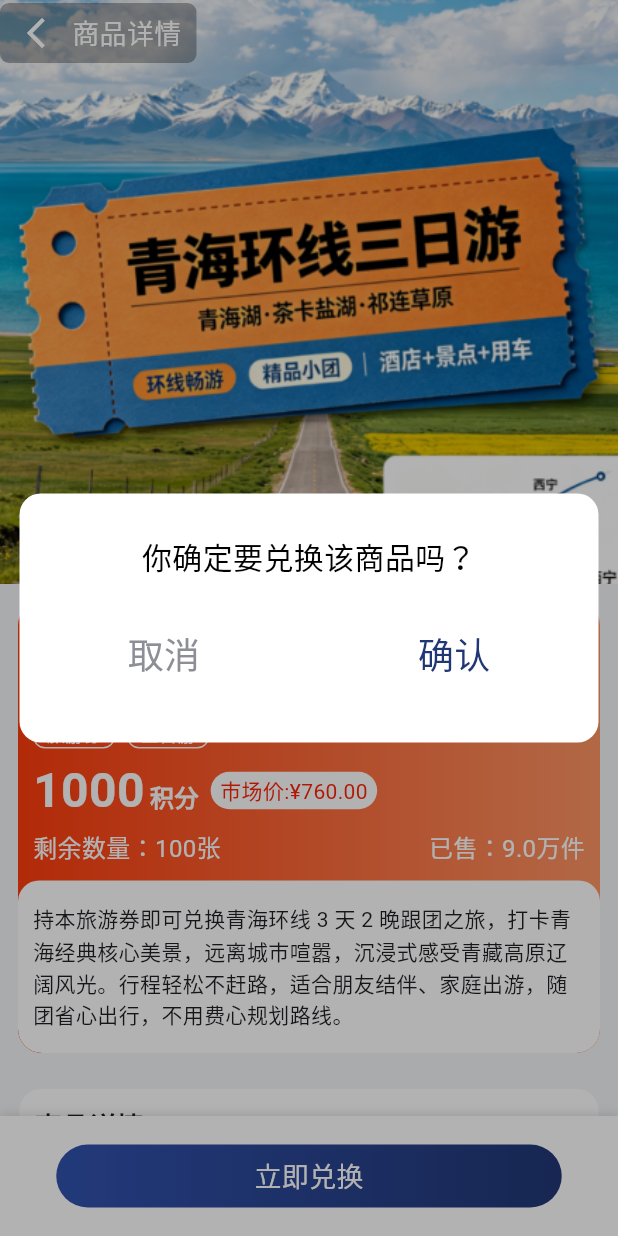
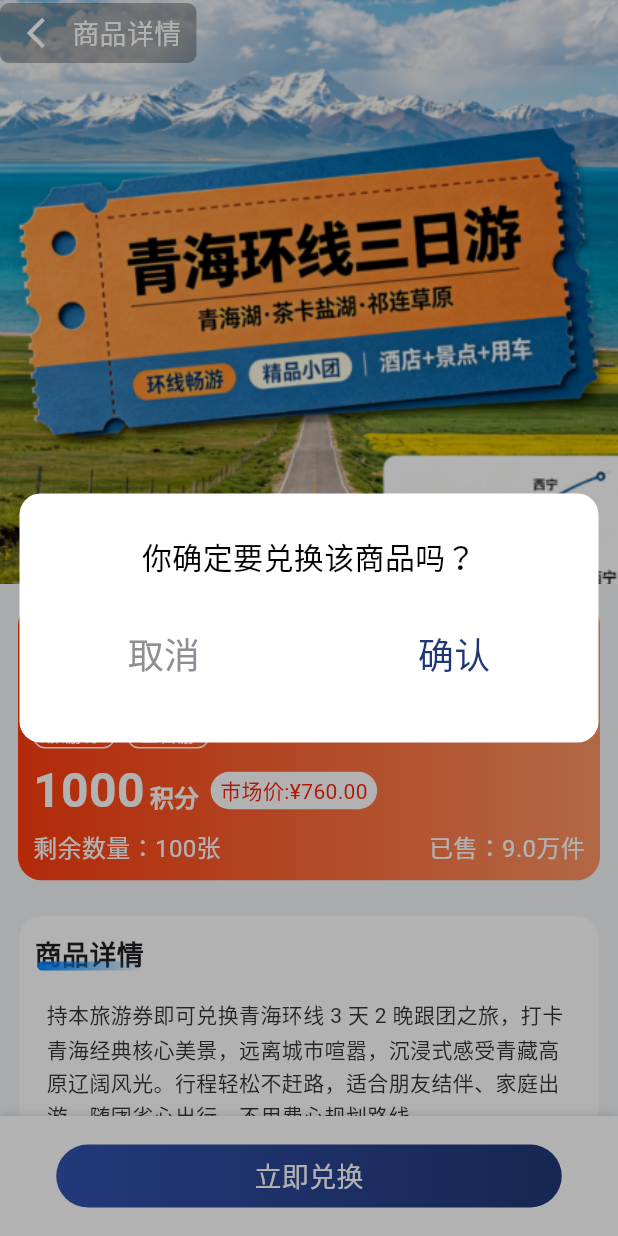
Before and after one commit to shamohai/QingQingLife, a Flutter app: the ServiceProductDetailPage screen opened directly with empty values, after a tap on "立即兑换", on a phone screen of 412 x 824 dp. Run offline on Flutter 3.47's test engine with Material 3 defaults, Android fonts, the phone set to English and light mode, and no system bars; our stand-ins replace cached_network_image, decimal, dio, flutter_riverpod, flutter_secure_storage, flutter_widget_from_html and 7 more; missing offline and left inert: fluwx; accounts and stored records are empty; generated files the repository leaves out were written again; network calls fail; key blocks and very long unbroken strings in the code were emptied for the run.

Commit message:
积分商城bug修复

```diff
--- a/lib/features/member/presentation/providers/user_profile_provider.dart
+++ b/lib/features/member/presentation/providers/user_profile_provider.dart
@@ -124,6 +124,7 @@ class UserProfileNotifier extends Notifier<UserProfileState> {
       int memberLevel = state.memberLevel;
       String levelName = state.levelName;
       int points = state.points;
+      int? expiringPoints = state.expiringPoints;
       int gender = state.gender;
       String genderName = state.genderName;
       DateTime? birthday = state.birthday;
@@ -137,6 +138,7 @@ class UserProfileNotifier extends Notifier<UserProfileState> {
         phoneMasked = _maskPhone(u.phone);
         memberLevel = u.memberLevel;
         points = u.points;
+        expiringPoints = u.expiringPoints;
         gender = u.gender;
         genderName = u.genderName;
         birthday = u.birthday;
@@ -155,6 +157,7 @@ class UserProfileNotifier extends Notifier<UserProfileState> {
         phoneMasked: phoneMasked,
         points: points,
         couponCount: 0,
+        expiringPoints: expiringPoints,
         gender: gender,
         genderName: genderName,
         birthday: birthday,
--- a/lib/features/points_mall/data/models/service_product_detail_model.dart
+++ b/lib/features/points_mall/data/models/service_product_detail_model.dart
@@ -185,7 +185,7 @@ class ServiceCouponInfo {
 ///   marketprice       → marketPrice
 ///   carouselimg[0]    → mainImageUrl / heroImageUrl
 ///   parameter         → specs（规格参数列表）
-///   tags              → 空列表（API 无直接对应字段，保留供后续扩展）
+///   tags              → parameter[x].value（商品标签展示列表）
 class ServiceProductDetail {
   final String id;
   final String? heroImageUrl;
@@ -323,6 +323,7 @@ class ServiceProductDetail {
       heroImageUrl: heroImage.isEmpty ? null : heroImage,
       title: json['name'] as String? ?? '',
       tags: const [],
+      //tags: _parseList(json['parameter'], CommonPara.fromJson).map((parameter) => parameter.value).where((value) => value.trim().isNotEmpty).toList(),
       points: (json['price'] as int?)?.toInt() ?? 0, // 积分
       remainingStock: serviceCoupon?.surplusCount ?? (json['stocknum'] as int?)?.toInt() ?? 0,
       salesCount: (json['monthsale'] as int?)?.toInt() ?? 0,
--- a/lib/features/points_mall/presentation/widgets/hero_section.dart
+++ b/lib/features/points_mall/presentation/widgets/hero_section.dart
@@ -21,33 +21,30 @@ class HeroSection extends StatefulWidget {
 }
 
 class _HeroSectionState extends State<HeroSection> {
-  final PageController _pageController = PageController();
+  late final PageController _pageController;
   int _currentPage = 0;
   Timer? _timer;
+  bool _isInteracting = false;
 
-  List<String> get _images => widget.product.carouselImages.isNotEmpty
-      ? widget.product.carouselImages
-      : [
-          'assets/images/service/service_product_hero_bg.png',
-          'assets/images/service/service_product_hero_bg2.png',
-          'assets/images/service/service_product_hero_bg3.png',
-        ];
+  List<String> get _images => widget.product.carouselImages.isNotEmpty ? widget.product.carouselImages : [];
 
   @override
   void initState() {
     super.initState();
+    final images = _images;
+    _pageController = PageController(initialPage: images.length > 1 ? images.length * 1000 : 0);
     _startTimer();
   }
 
   void _startTimer() {
+    _timer?.cancel();
+    if (_images.length <= 1 || _isInteracting) return;
     _timer = Timer.periodic(const Duration(seconds: 3), (timer) {
-      if (_pageController.hasClients) {
-        final list = _images;
-        if (list.isNotEmpty) {
-          final nextPage = (_currentPage + 1) % list.length;
+      if (!mounted) return;
+      if (!_pageController.hasClients || _images.isEmpty) return;
+      if (_pageController.position.isScrollingNotifier.value) return;
+      final nextPage = (_pageController.page ?? _pageController.initialPage.toDouble()).round() + 1;
       _pageController.animateToPage(nextPage, duration: const Duration(milliseconds: 500), curve: Curves.easeInOut);
-        }
-      }
     });
   }
 
@@ -68,21 +65,36 @@ class _HeroSectionState extends State<HeroSection> {
         // 1. 真实设计背景轮播图（439×439，覆盖整个 Hero 区域）
         SizedBox(
           height: 389,
+          child: images.isEmpty
+              ? Container(color: Colors.grey[200])
+              : images.length == 1
+              ? AppNetworkImage(url: images.first, fit: BoxFit.cover, width: double.infinity)
+              : Listener(
+                  onPointerDown: (_) {
+                    _isInteracting = true;
+                    _timer?.cancel();
+                  },
+                  onPointerUp: (_) {
+                    _isInteracting = false;
+                    _startTimer();
+                  },
+                  onPointerCancel: (_) {
+                    _isInteracting = false;
+                    _startTimer();
+                  },
                   child: PageView.builder(
                     controller: _pageController,
                     onPageChanged: (index) {
+                      if (images.length < 2) return;
                       setState(() {
-                _currentPage = index;
+                        _currentPage = index % images.length;
                       });
+                      _startTimer();
                     },
-            itemCount: images.length,
                     itemBuilder: (context, index) {
-              return AppNetworkImage(
-                url: images[index],
-                fit: BoxFit.cover,
-                width: double.infinity,
-              );
+                      return AppNetworkImage(url: images[index % images.length], fit: BoxFit.cover, width: double.infinity);
                     },
+                  ),
                 ),
         ),
 
--- a/lib/features/points_mall/presentation/widgets/product_info_card.dart
+++ b/lib/features/points_mall/presentation/widgets/product_info_card.dart
@@ -107,24 +107,24 @@ class ProductInfoCard extends StatelessWidget {
               ),
             ),
 
-            // ========== 描述卡片：左右贴边，盖在渐变背景上 ==========
-            Container(
-              width: double.infinity,
-              padding: const EdgeInsets.symmetric(horizontal: 10, vertical: 15),
-              decoration: BoxDecoration(
-                color: Colors.white,
-                borderRadius: BorderRadius.only(
-                  topLeft: const Radius.circular(14),
-                  topRight: const Radius.circular(14),
-                  bottomLeft: Radius.circular(AppRadius.lg),
-                  bottomRight: Radius.circular(AppRadius.lg),
-                ),
-              ),
-              child: Text(
-                product.description,
-                style: const TextStyle(fontSize: 14, fontWeight: FontWeight.w400, color: Color(0xFF1F2024), height: 1.5),
-              ),
-            ),
+            // // ========== 描述卡片：左右贴边，盖在渐变背景上 ==========
+            // Container(
+            //   width: double.infinity,
+            //   padding: const EdgeInsets.symmetric(horizontal: 10, vertical: 15),
+            //   decoration: BoxDecoration(
+            //     color: Colors.white,
+            //     borderRadius: BorderRadius.only(
+            //       topLeft: const Radius.circular(14),
+            //       topRight: const Radius.circular(14),
+            //       bottomLeft: Radius.circular(AppRadius.lg),
+            //       bottomRight: Radius.circular(AppRadius.lg),
+            //     ),
+            //   ),
+            //   child: Text(
+            //     product.description,
+            //     style: const TextStyle(fontSize: 14, fontWeight: FontWeight.w400, color: Color(0xFF1F2024), height: 1.5),
+            //   ),
+            // ),
           ],
         ),
       ),
--- a/lib/features/points_mall/presentation/widgets/product_visual_card.dart
+++ b/lib/features/points_mall/presentation/widgets/product_visual_card.dart
@@ -1,6 +1,6 @@
 import 'package:flutter/material.dart';
+import 'package:flutter_widget_from_html/flutter_widget_from_html.dart';
 
-import '../../../../../core/widgets/app_image.dart';
 import '../../data/models/service_product_detail_model.dart';
 
 /// 积分商城服务商品详情 — 商品图片 + 详情区域卡片
@@ -59,14 +59,25 @@ class ProductVisualCard extends StatelessWidget {
 
           const SizedBox(height: 10),
 
-          // 主图区域：包含图片 + 叠加的"商品详情"标签
+          // 商品详情富文本区域：接口 description 可能包含 HTML 标签
           Padding(
-            padding: const EdgeInsets.symmetric(horizontal: 10), // 左右两边留出 10 的边距
+            padding: const EdgeInsets.symmetric(horizontal: 10),
             child: ClipRRect(
               borderRadius: const BorderRadius.all(Radius.circular(14)),
-              child: Stack(
-                clipBehavior: Clip.none,
-                children: [AppNetworkImage(url: product.mainImageUrl, width: double.infinity, fit: BoxFit.fitWidth)],
+              child: Container(
+                width: double.infinity,
+                color: Colors.white,
+                padding: const EdgeInsets.symmetric(horizontal: 8, vertical: 4),
+                child: HtmlWidget(
+                  product.description.trim().isEmpty ? '<p>暂无商品详情</p>' : product.description,
+                  textStyle: const TextStyle(fontSize: 14, color: Color(0xFF333333), height: 1.6),
+                  customStylesBuilder: (element) {
+                    if (element.localName == 'img') {
+                      return {'width': '100%', 'height': 'auto'};
+                    }
+                    return null;
+                  },
+                ),
               ),
             ),
           ),
```
Also changed, not shown: lib/features/points_mall/presentation/pages/points_mall_page.dart (+6 -4 lines), lib/features/points_mall/presentation/widgets/points_banner.dart (+14 -11 lines). Lines whose indentation alone changed are shown as unchanged.
